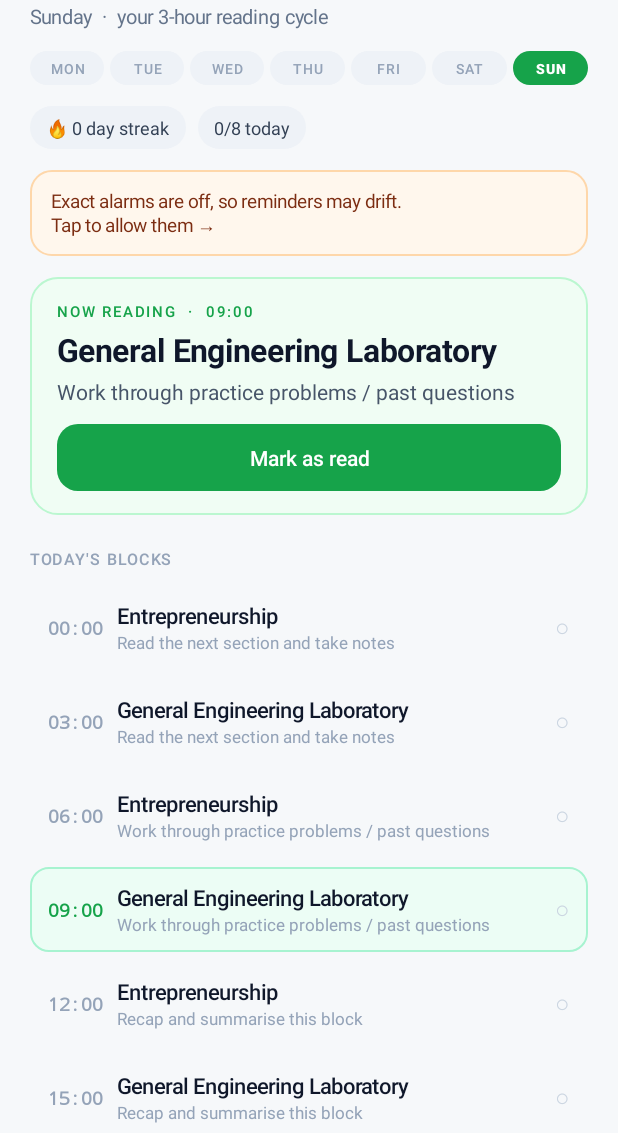
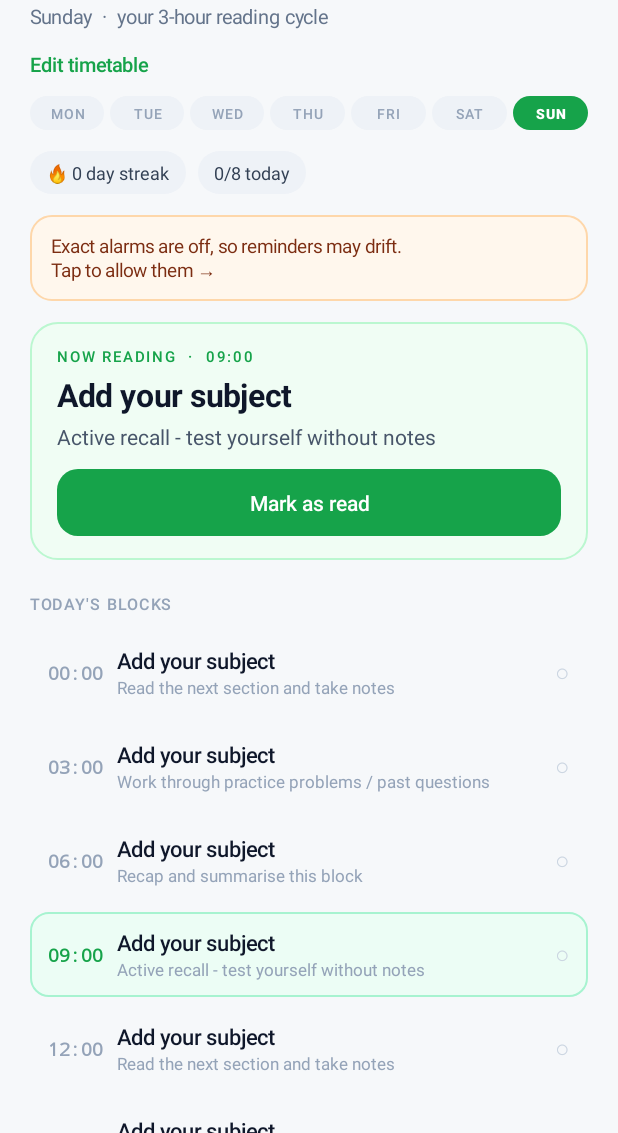
Before and after one commit to Greatest9/Readloop, an Android app: the screen it shows after launch (MainActivity), on a phone screen of 412 x 824 dp, the part 103-1236 px from its top. Run offline under Robolectric (Android 15) with nearby library versions, the phone set to English and light mode, and no system bars.

Commit message:
friend branch: editable subjects per day, visible editor, branch builds

```diff
--- a/app/src/main/java/com/dol/readloop/Slots.kt
+++ b/app/src/main/java/com/dol/readloop/Slots.kt
@@ -61,16 +61,7 @@ object Days {
 }
 
 object Defaults {
-    /** Your weekly timetable, one entry per day. */
-    private val DAY_SUBJECTS = arrayOf(
-        arrayOf("Fluid Mechanics", "Leadership"),                              // Monday
-        arrayOf("Applied Mechanics"),                                          // Tuesday
-        arrayOf("Computer Programming", "MATLAB"),                             // Wednesday
-        arrayOf("Applied Electricity"),                                        // Thursday
-        arrayOf("Engineering Mathematics"),                                    // Friday
-        arrayOf("Engineering Drawing"),                                        // Saturday
-        arrayOf("Entrepreneurship", "General Engineering Laboratory")          // Sunday
-    )
+    const val PLACEHOLDER = "Add your subject"
 
     private val FOCUS = arrayOf(
         "Read the next section and take notes",
@@ -79,18 +70,21 @@ object Defaults {
         "Active recall - test yourself without notes"
     )
 
-    private fun subjects(day: Int) = DAY_SUBJECTS[day.coerceIn(0, 6)]
-
-    fun subject(day: Int, hour: Int): String {
-        val subs = subjects(day)
+    /** Spread a list of subjects across the 8 blocks, round-robin. */
+    fun spreadSubject(subs: List<String>, hour: Int): String {
+        if (subs.isEmpty()) return PLACEHOLDER
         return subs[Slots.indexOf(hour) % subs.size]
     }
 
-    fun detail(day: Int, hour: Int): String {
-        val subs = subjects(day)
-        val idx = Slots.indexOf(hour)
-        return FOCUS[(idx / subs.size) % FOCUS.size]
+    /** Reading focus rotates once every subject has had a turn. */
+    fun spreadDetail(subs: List<String>, hour: Int): String {
+        val n = subs.size.coerceAtLeast(1)
+        return FOCUS[(Slots.indexOf(hour) / n) % FOCUS.size]
     }
+
+    fun subject(day: Int, hour: Int): String = PLACEHOLDER
+
+    fun detail(day: Int, hour: Int): String = spreadDetail(emptyList(), hour)
 }
 
 object Store {
```
Also changed, not shown: app/src/main/java/com/dol/readloop/EditorActivity.kt (+35 -34 lines), app/src/main/java/com/dol/readloop/MainActivity.kt (+9 -63 lines), 1 other file.
